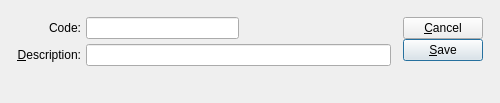
Above: guiclient/taxZone.ui from discountscott/qt-client before the change. Below: the same form after it.
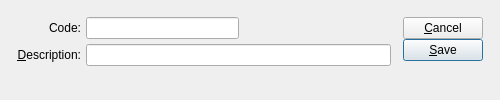
That is the form after the change. Custom widgets are drawn as their Qt base class.

What changed in the file:
```diff
--- a/guiclient/taxZone.ui
+++ b/guiclient/taxZone.ui
@@ -8,13 +8,13 @@
 is available at www.xtuple.com/CPAL.  By using this software, you agree
 to be bound by its terms.</comment>
  <class>taxZone</class>
- <widget class="QDialog" name="taxZone">
-  <property name="geometry">
+ <widget class="QDialog" name="taxZone" >
+  <property name="geometry" >
    <rect>
     <x>0</x>
     <y>0</y>
     <width>500</width>
-    <height>103</height>
+    <height>100</height>
    </rect>
   </property>
   <property name="windowTitle">
@@ -210,7 +210,7 @@
    </item>
   </layout>
  </widget>
- <layoutdefault spacing="5" margin="5"/>
+ <layoutdefault spacing="5" margin="5" />
  <customwidgets>
   <customwidget>
    <class>XLineEdit</class>
```
Left out of the diff: 123 changed lines with no effect on the pictures.
